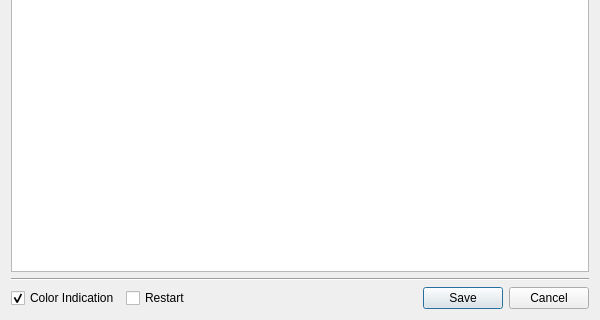
First picture: the form in Server/config_editor.ui, repository CopterExpress/clever-show, before the edit; both pictures show x 0 to 600 and y 380 to 700 of the 600 by 700 pixel window.
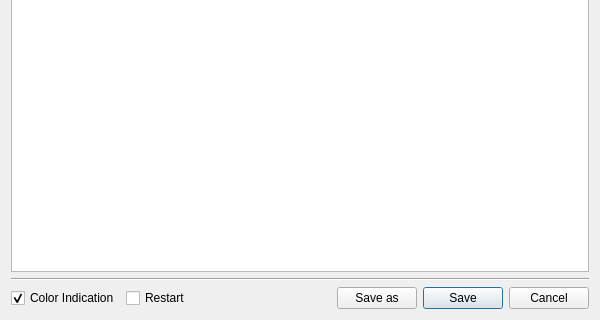
Second picture: the form after the edit.

Commit message: Added save as button for config editor

The edit to the form file:
```diff
--- a/Server/config_editor.ui
+++ b/Server/config_editor.ui
@@ -33,17 +33,17 @@
    <item row="2" column="0">
     <layout class="QGridLayout" name="gridLayout_2">
      <item row="0" column="2">
-      <widget class="QDialogButtonBox" name="buttonBox">
+      <spacer name="horizontalSpacer">
        <property name="orientation">
         <enum>Qt::Horizontal</enum>
        </property>
-       <property name="standardButtons">
-        <set>QDialogButtonBox::Cancel|QDialogButtonBox::Save</set>
+       <property name="sizeHint" stdset="0">
+        <size>
+         <width>40</width>
+         <height>20</height>
+        </size>
        </property>
-       <property name="centerButtons">
-        <bool>false</bool>
-       </property>
-      </widget>
+      </spacer>
      </item>
      <item row="0" column="1">
       <widget class="QCheckBox" name="do_restart">
@@ -55,6 +55,13 @@
        </property>
       </widget>
      </item>
+     <item row="0" column="4">
+      <widget class="QDialogButtonBox" name="buttonBox">
+       <property name="standardButtons">
+        <set>QDialogButtonBox::Cancel|QDialogButtonBox::Save</set>
+       </property>
+      </widget>
+     </item>
      <item row="0" column="0">
       <widget class="QCheckBox" name="do_coloring">
        <property name="text">
@@ -65,6 +72,13 @@
        </property>
       </widget>
      </item>
+     <item row="0" column="3">
+      <widget class="QPushButton" name="save_as_button">
+       <property name="text">
+        <string>Save as</string>
+       </property>
+      </widget>
+     </item>
     </layout>
    </item>
    <item row="1" column="0">
```
The commit also changes 2 other files.
